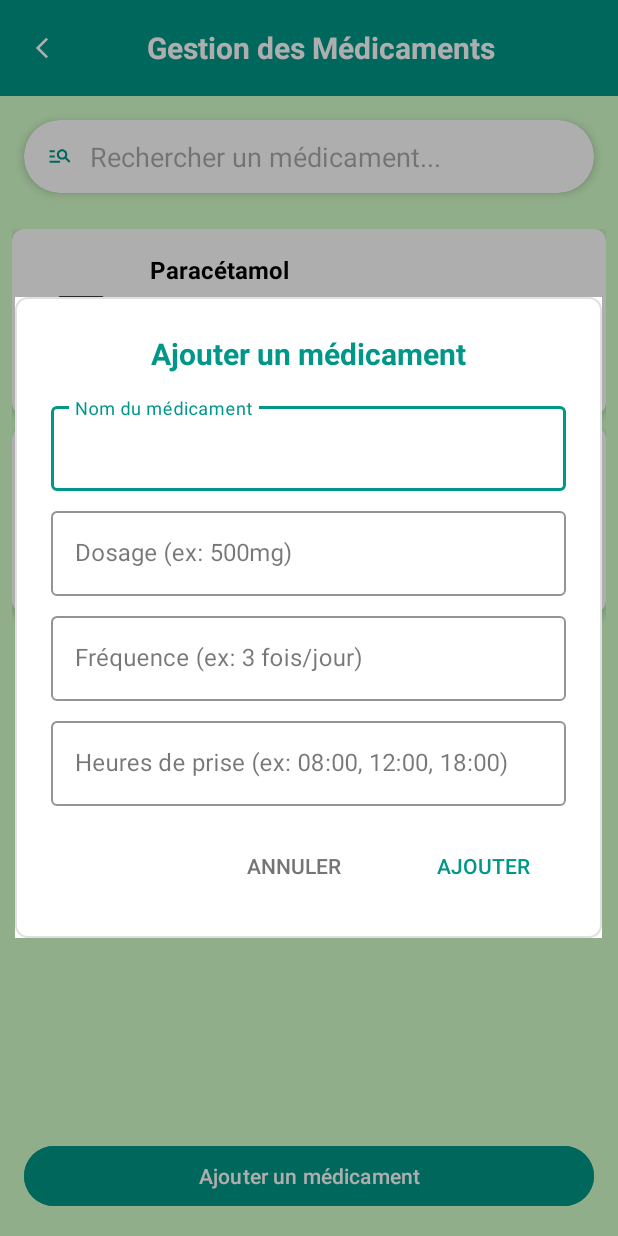
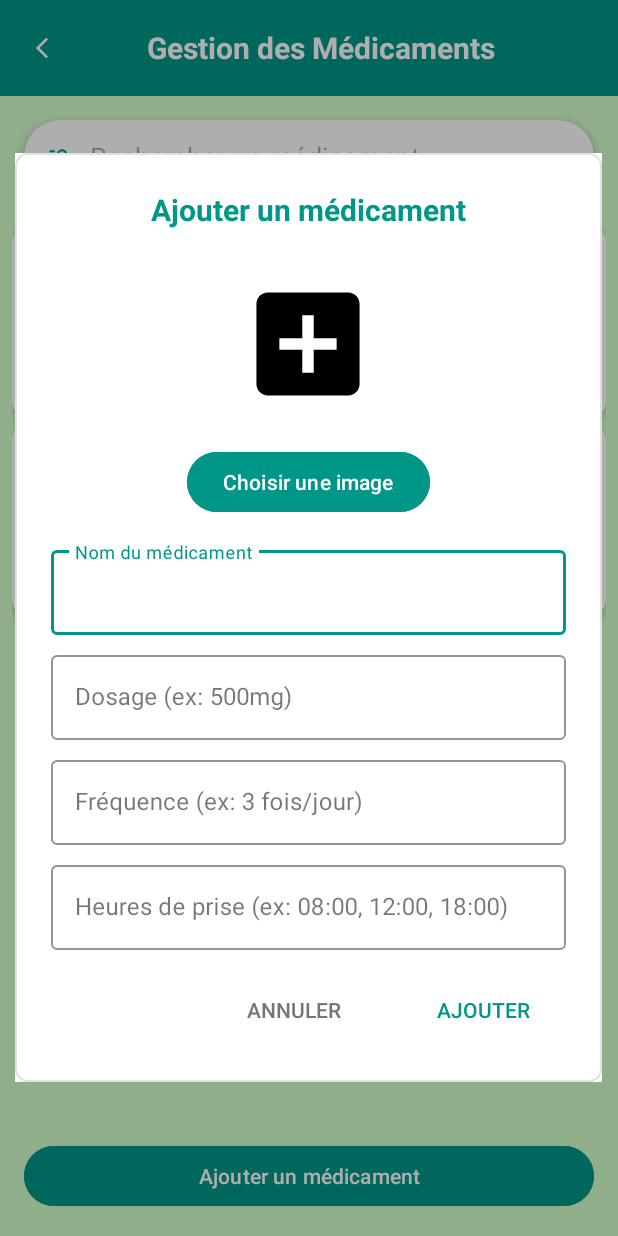
Before and after one commit to MedyassineRekik/mobile1, an Android app: the MedicationActivity screen opened directly, with no data from a screen before it, after a tap on "Ajouter un médicament", on a phone screen of 412 x 824 dp. Run offline under Robolectric (Android 15) with nearby library versions, the phone set to English and light mode, and no system bars.

Commit message:
Sixth  Commit

```diff
--- a/app/build.gradle.kts
+++ b/app/build.gradle.kts
@@ -43,6 +43,8 @@ dependencies {
     implementation ("de.hdodenhof:circleimageview:3.1.0")
     implementation ("com.github.bumptech.glide:glide:4.16.0")
     annotationProcessor ("com.github.bumptech.glide:compiler:4.16.0")
+    implementation ("com.github.bumptech.glide:glide:4.12.0")
+    annotationProcessor ("com.github.bumptech.glide:compiler:4.12.0")
     implementation(libs.appcompat)
     implementation(libs.material)
     implementation(libs.activity)
--- a/app/src/main/AndroidManifest.xml
+++ b/app/src/main/AndroidManifest.xml
@@ -13,6 +13,8 @@
     <uses-permission android:name="android.permission.READ_MEDIA_IMAGES" />
     <uses-permission android:name="android.permission.READ_MEDIA_VIDEO" />
     <uses-permission android:name="android.permission.READ_MEDIA_AUDIO" />
+    <uses-permission android:name="android.permission.READ_EXTERNAL_STORAGE" />
+    <uses-permission android:name="android.permission.READ_MEDIA_IMAGES" /> <!-- Pour Android 13+ -->
 
 
     <application>
--- a/app/src/main/java/com/example/mediassist/activities/MedicationActivity.java
+++ b/app/src/main/java/com/example/mediassist/activities/MedicationActivity.java
@@ -1,6 +1,7 @@
 package com.example.mediassist.activities;
 
 import android.content.Intent;
+import android.net.Uri;
 import android.os.Bundle;
 import android.view.LayoutInflater;
 import android.view.View;
@@ -9,6 +10,7 @@ import android.widget.ImageView;
 import android.widget.TextView;
 import android.widget.Toast;
 
+import androidx.annotation.Nullable;
 import androidx.appcompat.app.AlertDialog;
 import androidx.appcompat.app.AppCompatActivity;
 import androidx.appcompat.widget.Toolbar;
@@ -24,7 +26,9 @@ import java.util.ArrayList;
 import java.util.List;
 
 public class MedicationActivity extends AppCompatActivity {
-
+    private static final int PICK_IMAGE_REQUEST = 1;
+    private Uri selectedImageUri;
+    private ImageView medicationPreview;
     private RecyclerView medicationRecyclerView;
     private MedicationAdapter adapter;
     private List<Medication> medicationList = new ArrayList<>();
@@ -57,7 +61,8 @@ public class MedicationActivity extends AppCompatActivity {
     private void showAddMedicationDialog() {
         // Inflater le layout
         View dialogView = LayoutInflater.from(this).inflate(R.layout.dialog_add_medication, null);
-
+        medicationPreview = dialogView.findViewById(R.id.medicationPreview);
+        Button btnSelectImage = dialogView.findViewById(R.id.btnSelectImage);
         // Créer le dialog
         AlertDialog.Builder builder = new AlertDialog.Builder(this, R.style.CustomAlertDialog);
         builder.setView(dialogView);
@@ -65,6 +70,12 @@ public class MedicationActivity extends AppCompatActivity {
 
         AlertDialog dialog = builder.create();
         dialog.show();
+        btnSelectImage.setOnClickListener(v -> {
+            Intent intent = new Intent();
+            intent.setType("image/*");
+            intent.setAction(Intent.ACTION_GET_CONTENT);
+            startActivityForResult(Intent.createChooser(intent, "Select Picture"), PICK_IMAGE_REQUEST);
+        });
 
         // Gérer les boutons
         Button btnCancel = dialogView.findViewById(R.id.btnCancel);
@@ -74,6 +85,7 @@ public class MedicationActivity extends AppCompatActivity {
 
         btnAdd.setOnClickListener(v -> {
             // Récupérer les valeurs
+
             TextInputEditText etName = dialogView.findViewById(R.id.etMedicationName);
             TextInputEditText etDosage = dialogView.findViewById(R.id.etDosage);
             TextInputEditText etFrequency = dialogView.findViewById(R.id.etFrequency);
@@ -122,4 +134,12 @@ public class MedicationActivity extends AppCompatActivity {
                 "09:00, 21:00",
                 R.drawable.ic_medication));
     }
+    @Override
+    protected void onActivityResult(int requestCode, int resultCode, @Nullable Intent data) {
+        super.onActivityResult(requestCode, resultCode, data);
+        if (requestCode == PICK_IMAGE_REQUEST && resultCode == RESULT_OK && data != null && data.getData() != null) {
+            selectedImageUri = data.getData();
+            medicationPreview.setImageURI(selectedImageUri);
+        }
+    }
 }
--- a/app/src/main/java/com/example/mediassist/adapters/MedicationAdapter.java
+++ b/app/src/main/java/com/example/mediassist/adapters/MedicationAdapter.java
@@ -1,5 +1,6 @@
 package com.example.mediassist.adapters;
 
+import android.net.Uri;
 import android.view.LayoutInflater;
 import android.view.View;
 import android.view.ViewGroup;
@@ -9,6 +10,7 @@ import android.widget.TextView;
 import androidx.annotation.NonNull;
 import androidx.recyclerview.widget.RecyclerView;
 
+import com.bumptech.glide.Glide;
 import com.example.mediassist.R;
 import com.example.mediassist.models.Medication;
 
@@ -62,7 +64,11 @@ public class MedicationAdapter extends RecyclerView.Adapter<MedicationAdapter.Me
             dosageText.setText(medication.getDosage());
             frequencyText.setText(medication.getFrequency());
             scheduleText.setText(medication.getSchedule());
-            medicationImage.setImageResource(medication.getImageResId());
-        }
-    }
-}
+            if (medication.getImageUri() != null) {
+                Glide.with(itemView.getContext())
+                        .load(Uri.parse(medication.getImageUri()))
+                        .into(medicationImage);
+            } else {
+                medicationImage.setImageResource(R.drawable.ic_medication);
+            }
+        }}}
--- a/app/src/main/java/com/example/mediassist/models/Medication.java
+++ b/app/src/main/java/com/example/mediassist/models/Medication.java
@@ -5,14 +5,14 @@ public class Medication {
     private String dosage;
     private String frequency;
     private String schedule;
-    private int imageResId;
+    private String imageUri ;
 
     public Medication(String name, String dosage, String frequency, String schedule, int imageResId) {
         this.name = name;
         this.dosage = dosage;
         this.frequency = frequency;
         this.schedule = schedule;
-        this.imageResId = imageResId;
+        this.imageUri  = imageUri ;
     }
 
     // Getters
@@ -20,5 +20,6 @@ public class Medication {
     public String getDosage() { return dosage; }
     public String getFrequency() { return frequency; }
     public String getSchedule() { return schedule; }
-    public int getImageResId() { return imageResId; }
+    public String getImageUri() { return imageUri; }
+    public void setImageUri(String imageUri) { this.imageUri = imageUri; }
 }
--- a/app/src/main/res/layout/dialog_add_medication.xml
+++ b/app/src/main/res/layout/dialog_add_medication.xml
@@ -23,6 +23,29 @@
             android:textStyle="bold"
             android:gravity="center"
             android:layout_marginBottom="16dp"/>
+        <LinearLayout
+            android:layout_width="match_parent"
+            android:layout_height="wrap_content"
+            android:orientation="vertical"
+            android:layout_marginBottom="16dp"
+            android:gravity="center">
+
+            <ImageView
+                android:id="@+id/medicationPreview"
+                android:layout_width="120dp"
+                android:layout_height="120dp"
+                android:src="@drawable/ic_medication"
+                android:contentDescription="Preview médicament"
+                android:layout_marginBottom="8dp"/>
+
+            <Button
+                android:id="@+id/btnSelectImage"
+                android:layout_width="wrap_content"
+                android:layout_height="wrap_content"
+                android:text="Choisir une image"
+                android:backgroundTint="#009688"
+                android:textColor="#FFFFFF"/>
+        </LinearLayout>
 
         <!-- Nom du médicament -->
         <com.google.android.material.textfield.TextInputLayout
--- /dev/null
+++ b/app/src/main/res/values/ic_share__background.xml
@@ -0,0 +1,4 @@
+<?xml version="1.0" encoding="utf-8"?>
+<resources>
+    <color name="ic_share__background">#FFFFFF</color>
+</resources>
```
Also changed, not shown: app/src/main/res/drawable/ic_share__foreground.xml (added, +16 -0 lines), app/src/main/res/layout/menu_drawer.xml (+5 -3 lines).
